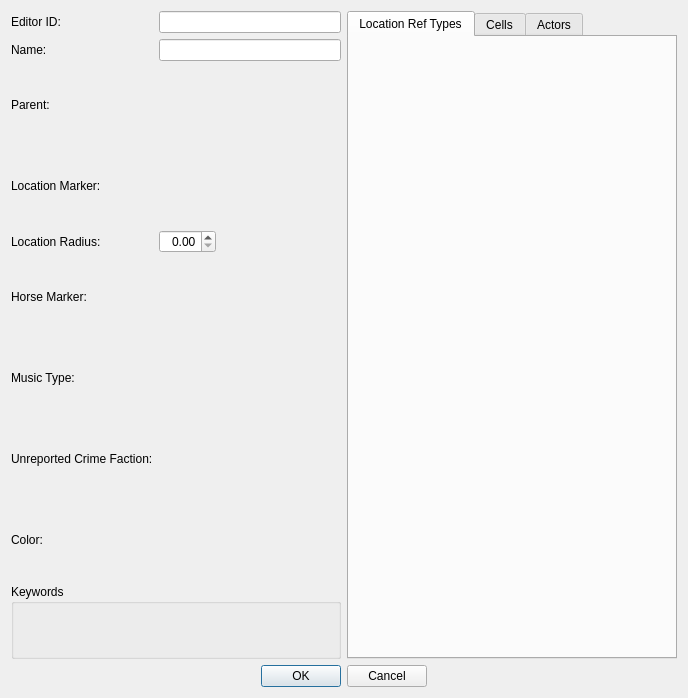
Old version of the form native/src/DovahKit/ui/form_windows/location.ui in the repository DavidJCobb/DovahKit.
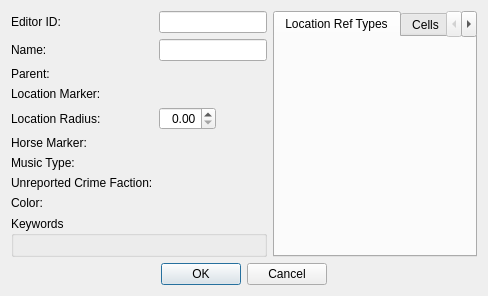
New version of the form. Custom widgets are drawn as their Qt base class.

Commit message: LCTN UI listviews are now more-or-less consistent with the CK

```diff
--- a/native/src/DovahKit/ui/form_windows/location.ui
+++ b/native/src/DovahKit/ui/form_windows/location.ui
@@ -2,18 +2,10 @@
 <ui version="4.0">
  <class>FormDialogLocation</class>
  <widget class="QDialog" name="FormDialogLocation">
-  <property name="geometry">
-   <rect>
-    <x>0</x>
-    <y>0</y>
-    <width>688</width>
-    <height>698</height>
-   </rect>
-  </property>
   <property name="windowTitle">
    <string>Location</string>
   </property>
-  <layout class="QGridLayout" name="gridLayout_3">
+  <layout class="QGridLayout" name="gridLayout_3" columnstretch="0,1">
    <item row="0" column="0">
     <layout class="QGridLayout" name="gridLayout">
      <item row="4" column="0">
```
The commit also changes 1 other file.
